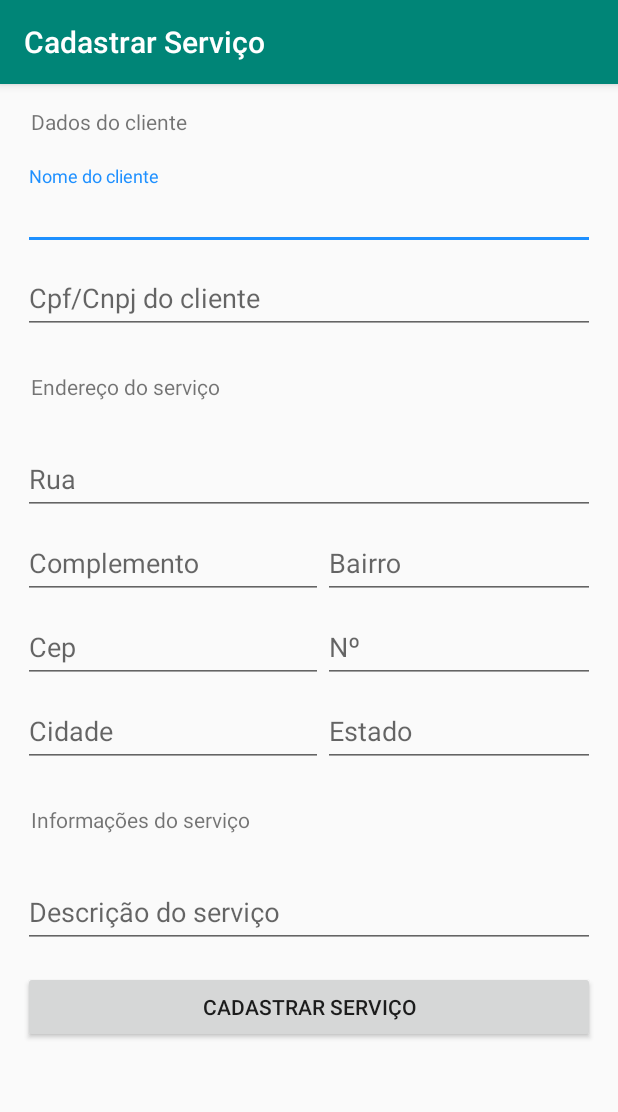
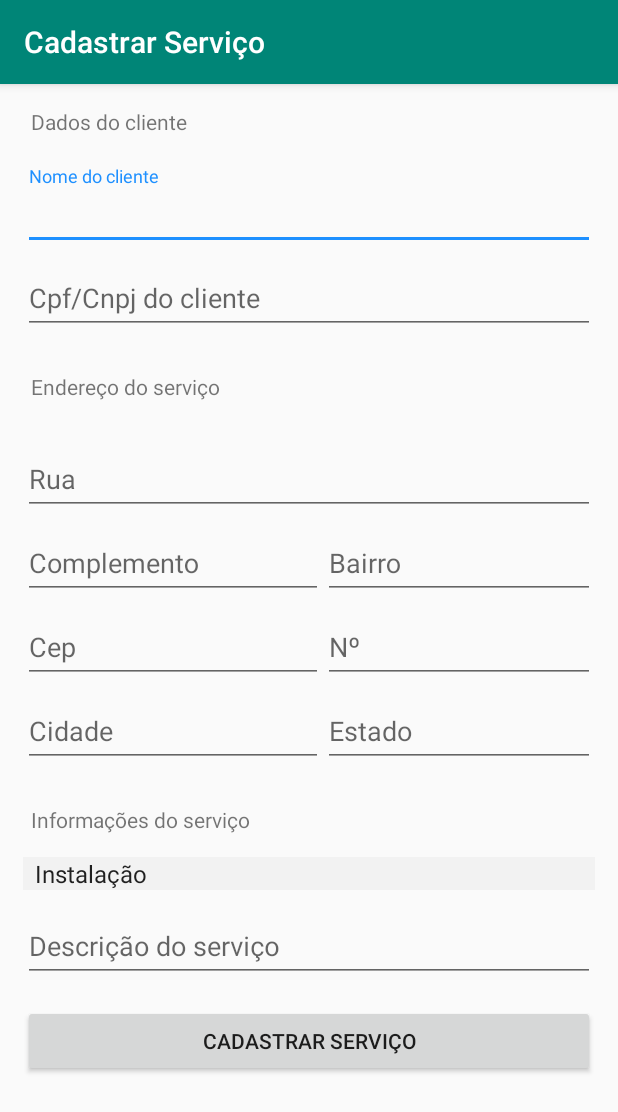
Before and after one commit to RphRodrigues/Android-Projetomeuapp, an Android app: the screen it shows after launch (CadastrarServicoActivity), after a tap on an icon or button, on a phone screen of 412 x 824 dp. Shown: the top 1112 px of the screen. Run offline under Robolectric (Android 15) with nearby library versions, the phone set to English and light mode, and no system bars.

Commit message:
Adicionado spinner ao layout de cadastro de os

```diff
--- a/app/src/main/java/com/rtstudio/projetomeuapp/MainActivity.java
+++ b/app/src/main/java/com/rtstudio/projetomeuapp/MainActivity.java
@@ -1,12 +1,12 @@
 package com.rtstudio.projetomeuapp;
 
+import android.app.Activity;
 import android.content.Intent;
 import android.os.Bundle;
-import android.support.v7.app.AppCompatActivity;
 import android.view.View;
 import android.widget.ImageView;
 
-public class MainActivity extends AppCompatActivity {
+public class MainActivity extends Activity {
 
     private ImageView cadastrarServico;
     private ImageView servicoAberto;
--- a/app/src/main/res/layout/activity_cadastrar_servico.xml
+++ b/app/src/main/res/layout/activity_cadastrar_servico.xml
@@ -1,7 +1,8 @@
 <?xml version="1.0" encoding="utf-8"?>
 <ScrollView xmlns:android="http://schemas.android.com/apk/res/android"
     android:layout_width="match_parent"
-    android:layout_height="match_parent">
+    android:layout_height="match_parent"
+    xmlns:tools="http://schemas.android.com/tools">
 
     <LinearLayout
         android:id="@+id/linearLayoutId"
@@ -178,10 +179,18 @@
             android:layout_marginTop="25sp"
             android:text="@string/informacoes_do_servico" />
 
+        <Spinner
+            android:layout_width="match_parent"
+            android:layout_height="wrap_content"
+            android:entries="@array/lista_servico"
+            android:layout_marginTop="15sp"
+            android:background="#f2f2f2">
+        </Spinner>
+
         <android.support.design.widget.TextInputLayout
             android:layout_width="match_parent"
             android:layout_height="wrap_content"
-            android:layout_marginTop="20sp">
+            android:layout_marginTop="5sp">
 
             <EditText
                 android:id="@+id/edtDescricaoServicosId"
--- a/app/src/main/res/values/strings.xml
+++ b/app/src/main/res/values/strings.xml
@@ -24,4 +24,9 @@
     <string name="os_gerada_sucesso">Ordem de serviço gerada com sucesso</string>
     <string name="complemento">Complemento</string>
     <string name="bairro">Bairro</string>
+    <string-array name="lista_servico">
+        <item>Instalação</item>
+        <item>Reparo</item>
+        <item>Desistalação</item>
+    </string-array>
 </resources>
```
